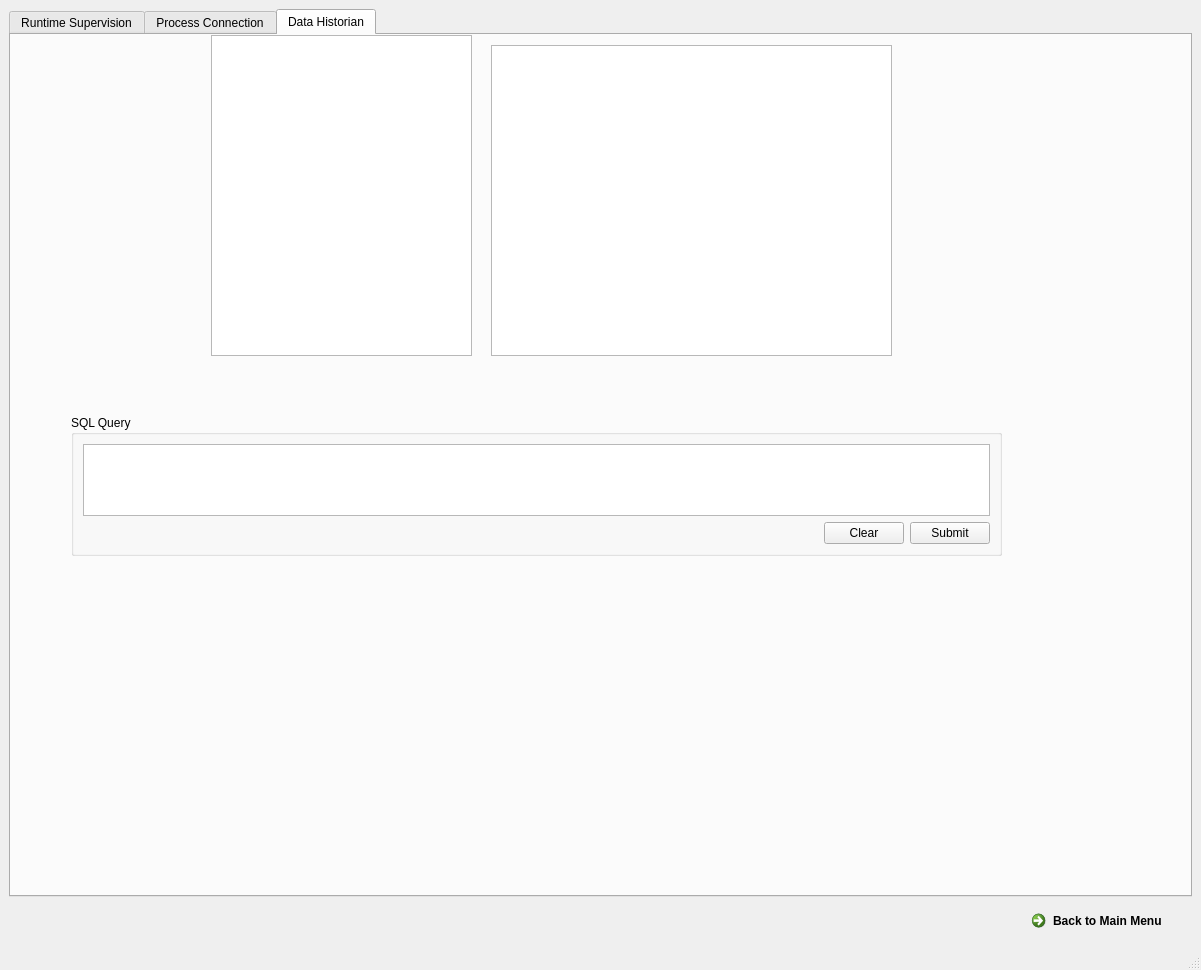
ReggieMarr/the-useful-ufg, file NNGuiProgram/NeuralNetGuiProgram/runtime_window.ui: the form before one commit.
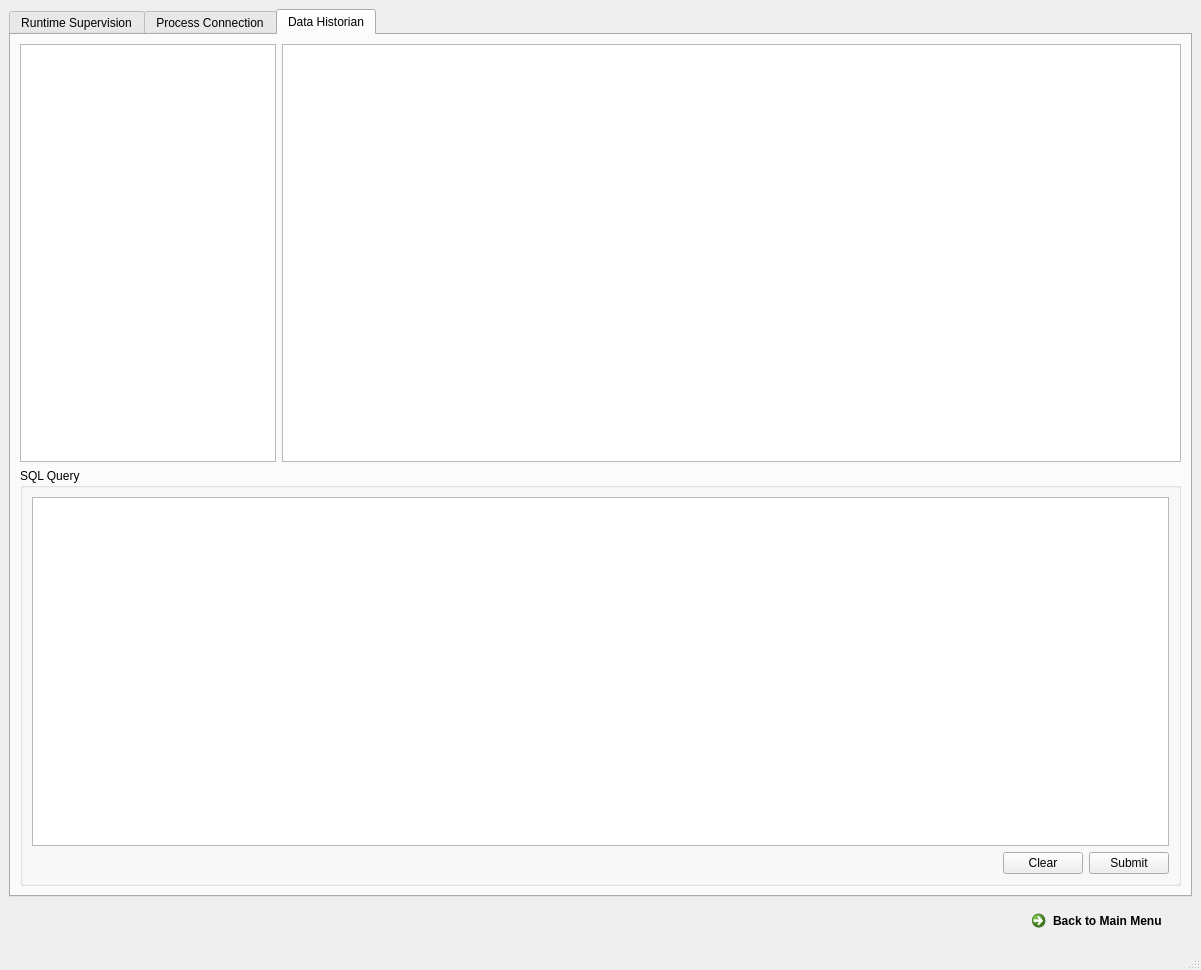
The form after the commit. The open tabs and pages were chosen to show the change. Custom widgets are drawn as their Qt base class.

Commit message: Configured setup window and runtime window interactions so that the database can be setup

The edit to the form file:
```diff
--- a/NNGuiProgram/NeuralNetGuiProgram/runtime_window.ui
+++ b/NNGuiProgram/NeuralNetGuiProgram/runtime_window.ui
@@ -606,41 +606,19 @@
        <attribute name="title">
         <string>Data Historian</string>
        </attribute>
-       <widget class="QTableView" name="historicalDataTableView">
-        <property name="geometry">
-         <rect>
-          <x>480</x>
-          <y>10</y>
-          <width>401</width>
-          <height>311</height>
-         </rect>
-        </property>
-       </widget>
+       <layout class="QGridLayout" name="gridLayout_8">
+        <item row="0" column="0">
        <widget class="ConnectionWidget" name="connectionWidget">
-        <property name="geometry">
-         <rect>
-          <x>200</x>
-          <y>0</y>
-          <width>261</width>
-          <height>321</height>
-         </rect>
-        </property>
         <property name="sizePolicy">
-         <sizepolicy hsizetype="Ignored" vsizetype="Expanding">
+           <sizepolicy hsizetype="Maximum" vsizetype="Expanding">
           <horstretch>1</horstretch>
           <verstretch>0</verstretch>
          </sizepolicy>
         </property>
        </widget>
-       <widget class="QGroupBox" name="groupBox">
-        <property name="geometry">
-         <rect>
-          <x>60</x>
-          <y>380</y>
-          <width>931</width>
-          <height>141</height>
-         </rect>
-        </property>
+        </item>
+        <item row="1" column="0" colspan="2">
+         <widget class="QGroupBox" name="SQLgroupBox">
         <property name="title">
          <string>SQL Query</string>
         </property>
@@ -681,6 +659,11 @@
          </item>
         </layout>
        </widget>
+        </item>
+        <item row="0" column="1">
+         <widget class="QTableWidget" name="historicalDataTableWidget"/>
+        </item>
+       </layout>
       </widget>
      </widget>
     </item>
```
Left out of the diff: 2 changed lines with no effect on the pictures. Lines whose indentation alone changed are shown as unchanged. The commit also changes 12 other files.
